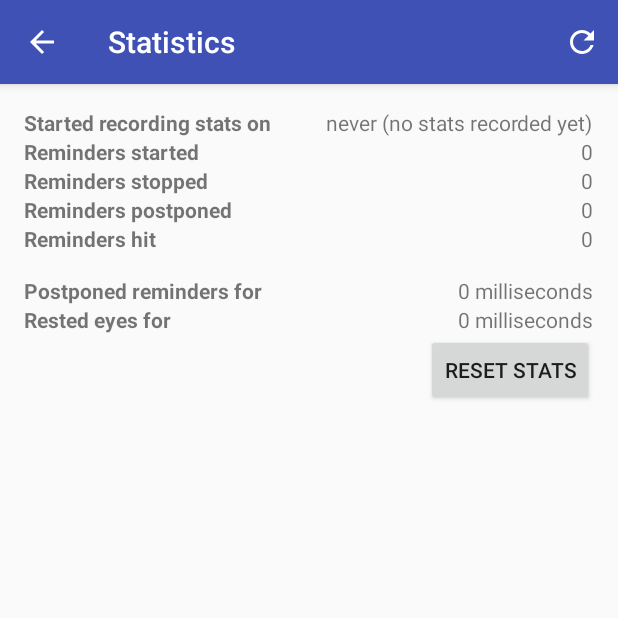
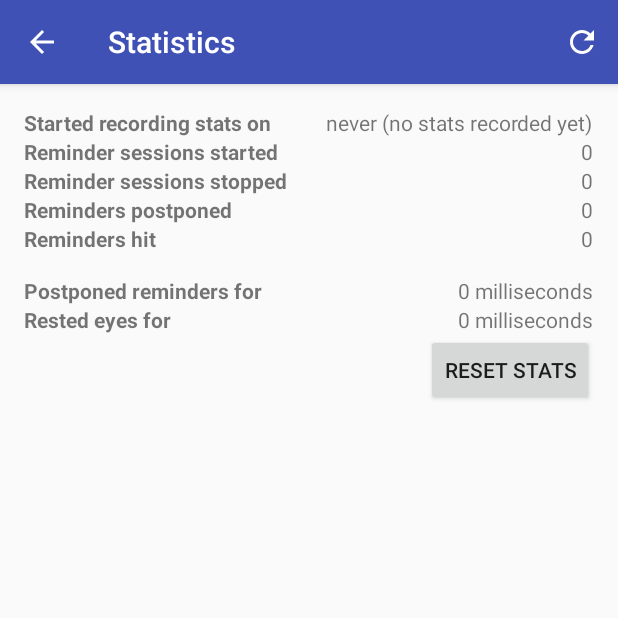
Before and after one commit to Pneumaticat/cubic20, an Android app: the StatsActivity screen opened directly, with no data from a screen before it, after a tap on "RESET STATS", on a phone screen of 412 x 824 dp, the top half of it. Run offline under Robolectric (Android 15) with nearby library versions, the phone set to English and light mode, and no system bars.

Commit message:
Clarify "Reminder _sessions_ started/stopped"

```diff
--- a/app/src/main/java/space/potatofrom/cubic20/StatsActivity.java
+++ b/app/src/main/java/space/potatofrom/cubic20/StatsActivity.java
@@ -98,9 +98,9 @@ public class StatsActivity extends AppCompatActivity {
         }
 
         remindersStartedValue.setText(String.valueOf(
-                prefs.getInt(getString(R.string.pref_key_stats_reminders_started), 0)));
+                prefs.getInt(getString(R.string.pref_key_stats_reminder_sessions_started), 0)));
         remindersStoppedValue.setText(String.valueOf(
-                prefs.getInt(getString(R.string.pref_key_stats_reminders_stopped), 0)));
+                prefs.getInt(getString(R.string.pref_key_stats_reminder_sessions_stopped), 0)));
         remindersPostponedValue.setText(String.valueOf(
                 prefs.getInt(getString(R.string.pref_key_stats_reminders_postponed), 0)));
         remindersHitValue.setText(String.valueOf(
@@ -120,8 +120,8 @@ public class StatsActivity extends AppCompatActivity {
     private void resetStats() {
         SharedPreferences.Editor prefEditor = prefs.edit();
         prefEditor.remove(getString(R.string.pref_key_stats_started_on));
-        prefEditor.putInt(getString(R.string.pref_key_stats_reminders_started), 0);
-        prefEditor.putInt(getString(R.string.pref_key_stats_reminders_stopped), 0);
+        prefEditor.putInt(getString(R.string.pref_key_stats_reminder_sessions_started), 0);
+        prefEditor.putInt(getString(R.string.pref_key_stats_reminder_sessions_stopped), 0);
         prefEditor.putInt(getString(R.string.pref_key_stats_reminders_postponed), 0);
         prefEditor.putInt(getString(R.string.pref_key_stats_reminders_hit), 0);
         prefEditor.putInt(getString(R.string.pref_key_stats_time_postponed_min), 0);
--- a/app/src/main/java/space/potatofrom/cubic20/StatsBroadcastReceiver.java
+++ b/app/src/main/java/space/potatofrom/cubic20/StatsBroadcastReceiver.java
@@ -29,12 +29,12 @@ public class StatsBroadcastReceiver extends BroadcastReceiver {
 
         if (action.equals(context.getString(R.string.intent_start_reminders))) {
             String remindersStartedPref =
-                    context.getString(R.string.pref_key_stats_reminders_started);
+                    context.getString(R.string.pref_key_stats_reminder_sessions_started);
 
             prefEditor.putInt(remindersStartedPref, prefs.getInt(remindersStartedPref, 0) + 1);
         } else if (action.equals(context.getString(R.string.intent_stop_reminders))) {
             String remindersStoppedPref =
-                    context.getString(R.string.pref_key_stats_reminders_stopped);
+                    context.getString(R.string.pref_key_stats_reminder_sessions_stopped);
 
             prefEditor.putInt(remindersStoppedPref, prefs.getInt(remindersStoppedPref, 0) + 1);
         } else if (action.equals(context.getString(R.string.intent_postpone_next_reminder))) {
--- a/app/src/main/res/layout/content_stats.xml
+++ b/app/src/main/res/layout/content_stats.xml
@@ -42,7 +42,7 @@
                 android:textStyle="bold"
                 android:layout_width="wrap_content"
                 android:layout_height="wrap_content"
-                android:text="@string/stats_reminders_started" />
+                android:text="@string/stats_reminder_sessions_started" />
             <TextView
                 android:id="@+id/value_reminders_started"
                 android:layout_width="wrap_content"
@@ -59,7 +59,7 @@
                 android:textStyle="bold"
                 android:layout_width="wrap_content"
                 android:layout_height="wrap_content"
-                android:text="@string/stats_reminders_stopped" />
+                android:text="@string/stats_reminder_sessions_stopped" />
             <TextView
                 android:id="@+id/value_reminders_stopped"
                 android:layout_width="wrap_content"
--- a/app/src/main/res/values/data_strings.xml
+++ b/app/src/main/res/values/data_strings.xml
@@ -8,8 +8,8 @@
     <string name="pref_key_dnd_skip_reminders">dnd_pause_reminders</string>
 
     <string name="pref_key_stats_started_on">stats_started_on</string>
-    <string name="pref_key_stats_reminders_started">stats_reminders_started</string>
-    <string name="pref_key_stats_reminders_stopped">stats_reminders_stopped</string>
+    <string name="pref_key_stats_reminder_sessions_started">stats_reminders_started</string>
+    <string name="pref_key_stats_reminder_sessions_stopped">stats_reminders_stopped</string>
     <string name="pref_key_stats_reminders_postponed">stats_reminders_postponed</string>
     <string name="pref_key_stats_reminders_hit">stats_reminders_hit</string>
     <string name="pref_key_stats_time_postponed_min">stats_time_postponed</string>
--- a/app/src/main/res/values/strings.xml
+++ b/app/src/main/res/values/strings.xml
@@ -97,8 +97,8 @@
     <string name="stats_action_refresh">Refresh Stats</string>
     <string name="stats_started_on">Started recording stats on</string>
     <string name="stats_no_stats_recorded">never (no stats recorded yet)</string>
-    <string name="stats_reminders_started">Reminders started</string>
-    <string name="stats_reminders_stopped">Reminders stopped</string>
+    <string name="stats_reminder_sessions_started">Reminder sessions started</string>
+    <string name="stats_reminder_sessions_stopped">Reminder sessions stopped</string>
     <string name="stats_reminders_postponed">Reminders postponed</string>
     <string name="stats_reminders_hit">Reminders hit</string>
     <string name="stats_time_postponed">Postponed reminders for</string>
```
